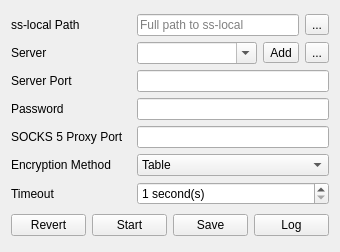
Before: the Qt Designer form mainwindow.ui in shadowsocks/shadowsocks-qt5, drawn with Qt 5.
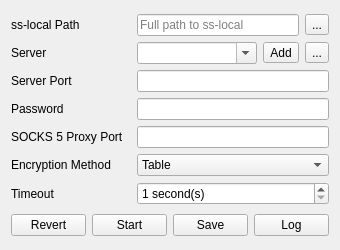
After: the same form once the commit is applied. Icons and pictures are not drawn.

```diff
--- a/mainwindow.ui
+++ b/mainwindow.ui
@@ -7,7 +7,7 @@
     <x>0</x>
     <y>0</y>
     <width>340</width>
-    <height>252</height>
+    <height>250</height>
    </rect>
   </property>
   <property name="minimumSize">
```
Left out of the diff: 2 changed lines with no effect on the pictures.
